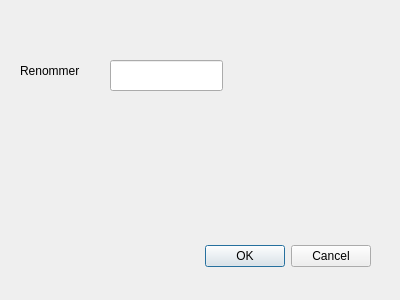
The window that frontend/src/dialog.ui (ENSG-TSI25/Projet-SIGm4) describes before a commit, drawn with Qt 5.
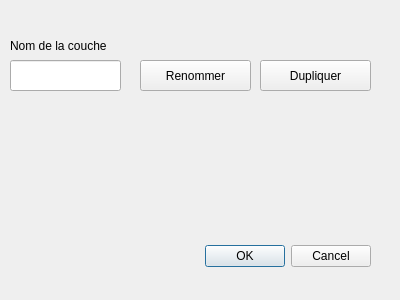
The same window after the commit.

Commit message: ajout des boutons dupliquer et renommer

The edit to the form file:
```diff
--- a/frontend/src/dialog.ui
+++ b/frontend/src/dialog.ui
@@ -32,9 +32,9 @@
   <widget class="QLineEdit" name="lineEdit">
    <property name="geometry">
     <rect>
-     <x>110</x>
+     <x>10</x>
      <y>60</y>
-     <width>113</width>
+     <width>111</width>
      <height>31</height>
     </rect>
    </property>
@@ -42,19 +42,45 @@
     <string/>
    </property>
   </widget>
-  <widget class="QLabel" name="label">
+  <widget class="QPushButton" name="buttonRename">
    <property name="geometry">
     <rect>
-     <x>20</x>
+     <x>140</x>
      <y>60</y>
-     <width>91</width>
-     <height>21</height>
+     <width>111</width>
+     <height>31</height>
     </rect>
    </property>
    <property name="text">
     <string>Renommer</string>
    </property>
   </widget>
+  <widget class="QPushButton" name="buttonDuplicate">
+   <property name="geometry">
+    <rect>
+     <x>260</x>
+     <y>60</y>
+     <width>111</width>
+     <height>31</height>
+    </rect>
+   </property>
+   <property name="text">
+    <string>Dupliquer</string>
+   </property>
+  </widget>
+  <widget class="QLabel" name="label">
+   <property name="geometry">
+    <rect>
+     <x>10</x>
+     <y>30</y>
+     <width>131</width>
+     <height>31</height>
+    </rect>
+   </property>
+   <property name="text">
+    <string>Nom de la couche</string>
+   </property>
+  </widget>
  </widget>
  <resources/>
  <connections>
```
The commit also changes 1 other file.
